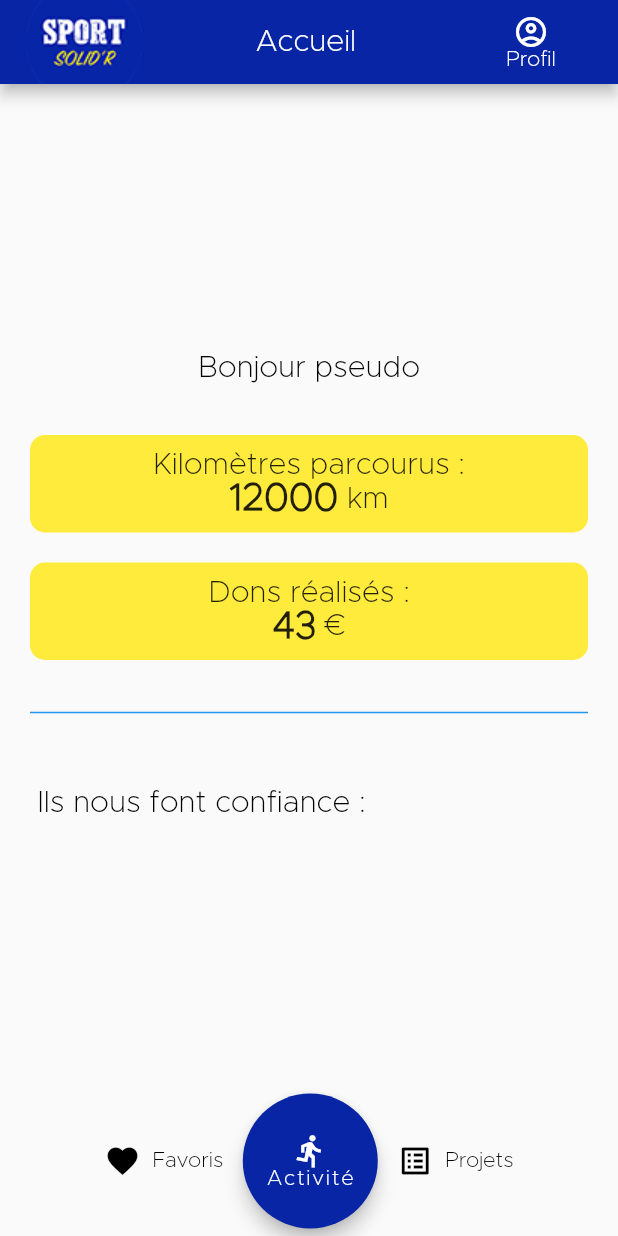
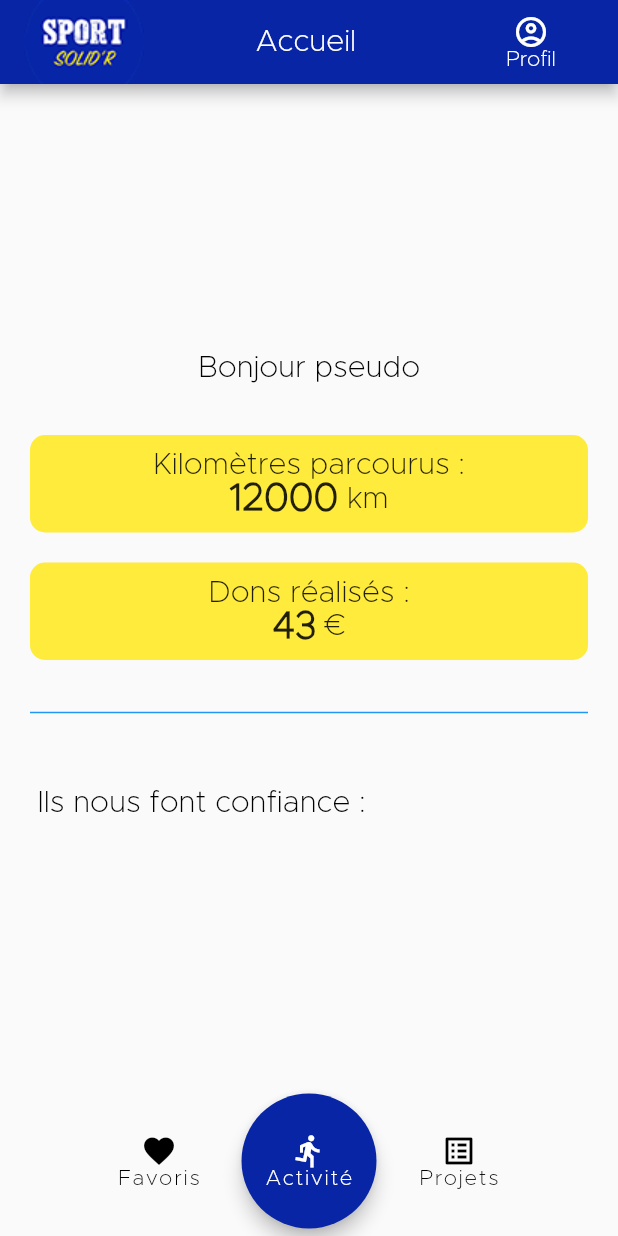
Before and after one commit to neonzip/Projet_SOLID-R, a Flutter app: the Home screen opened by its route, on a phone screen of 412 x 824 dp. Run offline on Flutter 3.47's test engine with Material 2 defaults, Android fonts, the phone set to English and light mode, and no system bars; our stand-ins replace auto_size_text.

Commit message:
Chgt boutons accueil.

```diff
--- a/lib/pages/user/Home.dart
+++ b/lib/pages/user/Home.dart
@@ -33,33 +33,47 @@ class _HomeState extends State<Home> {
 
   /// Widget building the favorites button.
   Widget buttonHomeFavoritesTemplate() {
-    return TextButton.icon(
-      style: TextButton.styleFrom(
-        primary: Colors.black,
-        minimumSize: const Size(0, 80),
-        //padding: const EdgeInsets.fromLTRB(40, 0, 0, 0),
-      ),
-      icon: const Icon(Icons.favorite),
-      label: const Text("Favoris"),
+    return FloatingActionButton(
       onPressed: () {
         Navigator.pushNamed(context, "/favorites");
       },
+      tooltip: 'Favoris',
+      splashColor: Colors.yellow,
+      backgroundColor: Colors.transparent,
+      focusElevation: 0,
+      highlightElevation: 0,
+      elevation: 0,
+      child: Column(
+        mainAxisAlignment: MainAxisAlignment.center,
+        children: const [
+          Icon(Icons.favorite, color: Colors.black,),
+          Text("Favoris",
+          style: TextStyle(color: Colors.black),),
+        ],
+      ),
     );
   }
 
   /// Widget building the projects button.
   Widget buttonHomeProjectsTemplate() {
-    return TextButton.icon(
-      icon: const Icon(Icons.list_alt),
-      style: TextButton.styleFrom(
-        primary: Colors.black,
-        minimumSize: const Size(0, 80),
-        //padding: const EdgeInsets.fromLTRB(0, 0, 40, 0),
-      ),
-      label: const Text("Projets"),
+    return FloatingActionButton(
       onPressed: () {
         Navigator.pushNamed(context, "/projects/section=solidarity");
       },
+      tooltip: 'Projets',
+      splashColor: Colors.indigo,
+      backgroundColor: Colors.transparent,
+      focusElevation: 0,
+      highlightElevation: 0,
+      elevation: 0,
+      child: Column(
+        mainAxisAlignment: MainAxisAlignment.center,
+        children: const [
+          Icon(Icons.list_alt, color: Colors.black,),
+          Text("Projets",
+            style: TextStyle(color: Colors.black),),
+        ],
+      ),
     );
   }
 
@@ -235,16 +249,6 @@ class _HomeState extends State<Home> {
         )
       ),
 
-      /* Floating button for Activities. */
-      /*floatingActionButton: SizedBox(
-        height: 100,
-        width: 100,
-        child: buttonHomeActivitiesTemplate(),
-    ),*/
-
-      /* Position in the middle our button "Activités". */
-     // floatingActionButtonLocation: FloatingActionButtonLocation.centerDocked,
-
       /* Menu at the bottom with the 2 other buttons "Projets" and "Favoris". */
       bottomNavigationBar: BottomAppBar(
         color: Colors.transparent,
@@ -254,8 +258,13 @@ class _HomeState extends State<Home> {
           mainAxisSize: MainAxisSize.max,
           mainAxisAlignment: MainAxisAlignment.center,
           children: <Widget>[
-            /* Favorites button. */
-            buttonHomeFavoritesTemplate(),
+            SizedBox(
+              height: 100,
+              width: 100,
+              child:
+              /* Favorites button. */
+              buttonHomeFavoritesTemplate(),
+            ),
 
             SizedBox(
               height: 100,
@@ -263,8 +272,13 @@ class _HomeState extends State<Home> {
               child: buttonHomeActivitiesTemplate(),
             ),
 
-            /* Projects button. */
-            buttonHomeProjectsTemplate(),        //TextButton.icon: const Icon(Icons.menu), onPressed: () {},),
+            SizedBox(
+              height: 100,
+              width: 100,
+              child:
+              /* Projects button. */
+              buttonHomeProjectsTemplate(),
+            ),
           ],
         ),
       )
```
